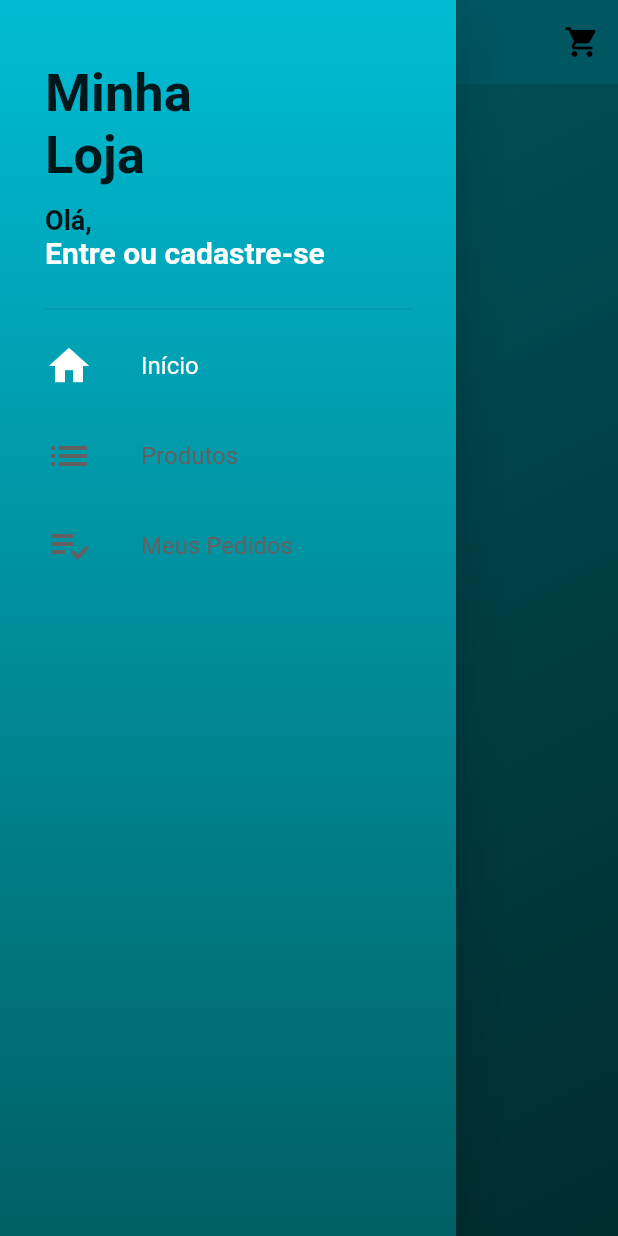
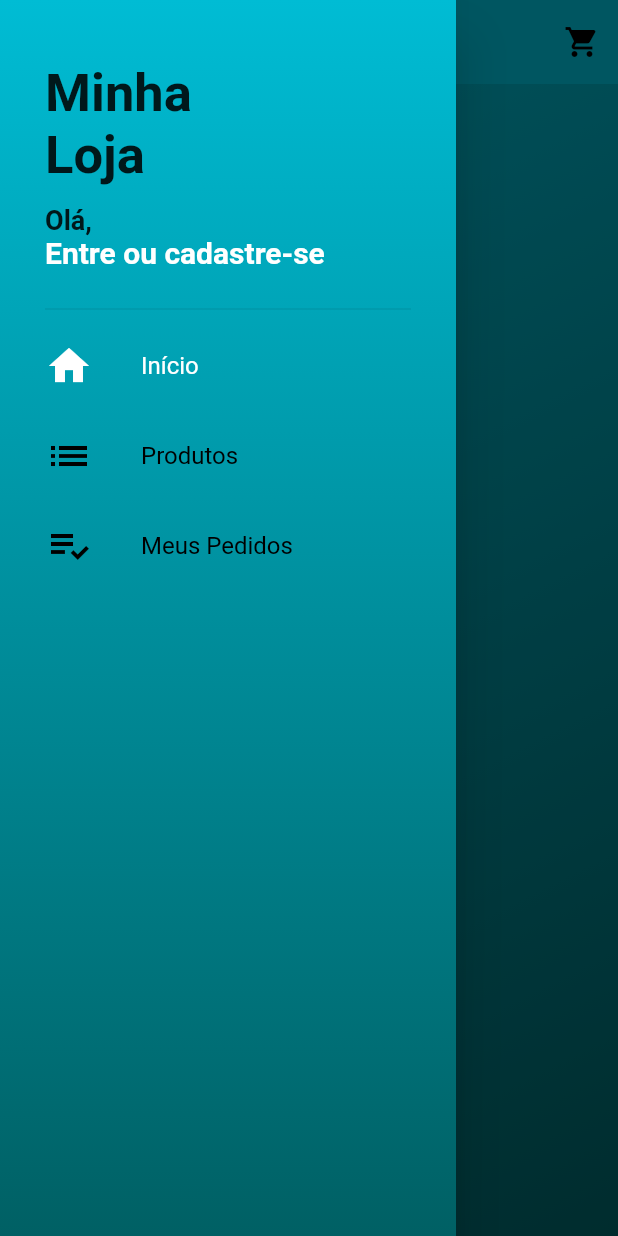
Before and after one commit to LucssCarvalho/ecommerce, a Flutter app: the screen it shows after launch, with the side drawer open, on a phone screen of 412 x 824 dp. Run offline on Flutter 3.47's test engine with Material 2 defaults, Android fonts, the phone set to English and light mode, and no system bars; our stand-ins replace carousel_pro, cloud_firestore, font_awesome_flutter; accounts and stored records are empty.

Commit message:
update color title

```diff
--- a/lib/tiles/drawerTile.dart
+++ b/lib/tiles/drawerTile.dart
@@ -30,7 +30,7 @@ class DrawerTile extends StatelessWidget {
                     size: 32,
                     color: controller.page.round() == page
                         ? Colors.white
-                        : Colors.grey[700]),
+                        : Colors.black),
                 SizedBox(
                   width: 32,
                 ),
@@ -40,7 +40,7 @@ class DrawerTile extends StatelessWidget {
                     fontSize: 16.0,
                     color: controller.page.round() == page
                         ? Colors.white
-                        : Colors.grey[700],
+                        : Colors.black,
                   ),
                 )
               ],
```
